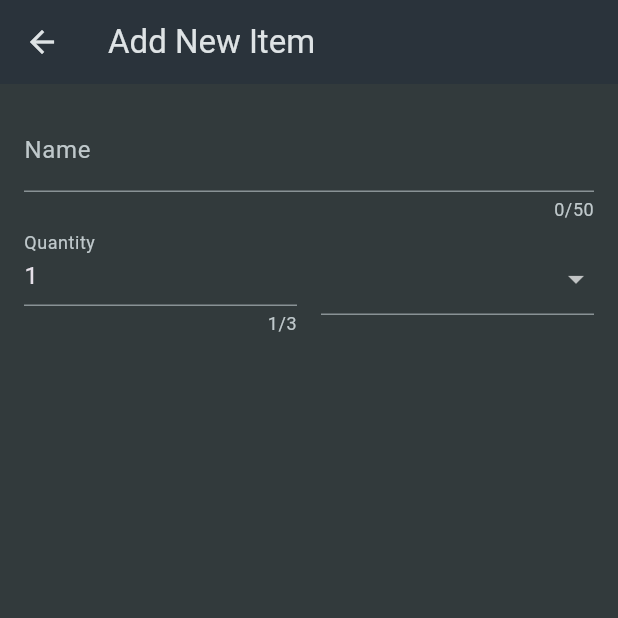
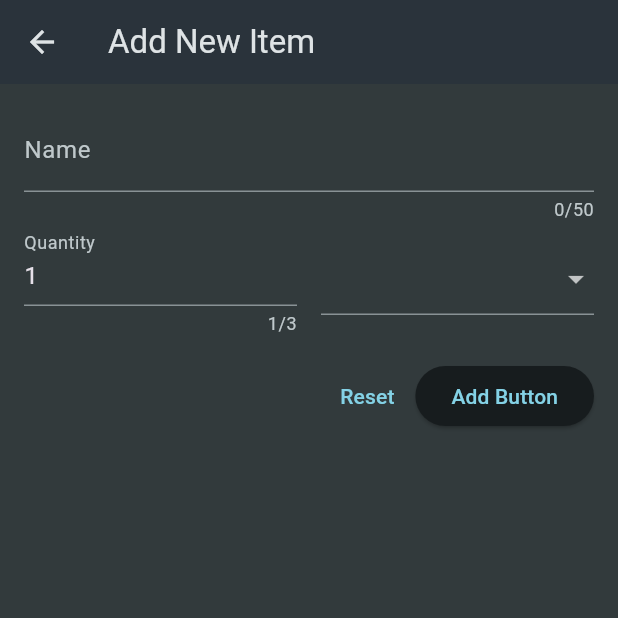
Before and after one commit to YogeshRR/Shopping_List, a Flutter app: the NewItem screen opened directly, on a phone screen of 412 x 824 dp, the top half of it. Run offline on Flutter 3.47's test engine with Material 3 defaults, Android fonts, the phone set to English and light mode, and no system bars.

Commit message:
Adds reset and Add Item button

```diff
--- a/lib/widget/new_item.dart
+++ b/lib/widget/new_item.dart
@@ -66,6 +66,20 @@ class _NewItemState extends State<NewItem> {
                     ], onChanged: (value) {}),
                   )
                 ],
+              ),
+              const SizedBox(height: 16),
+              Row(
+                mainAxisAlignment: MainAxisAlignment.end,
+                children: [
+                  TextButton(
+                    onPressed: () {},
+                    child: const Text('Reset'),
+                  ),
+                  ElevatedButton(
+                    onPressed: () {},
+                    child: const Text('Add Button'),
+                  ),
+                ],
               )
             ],
           ),
```
